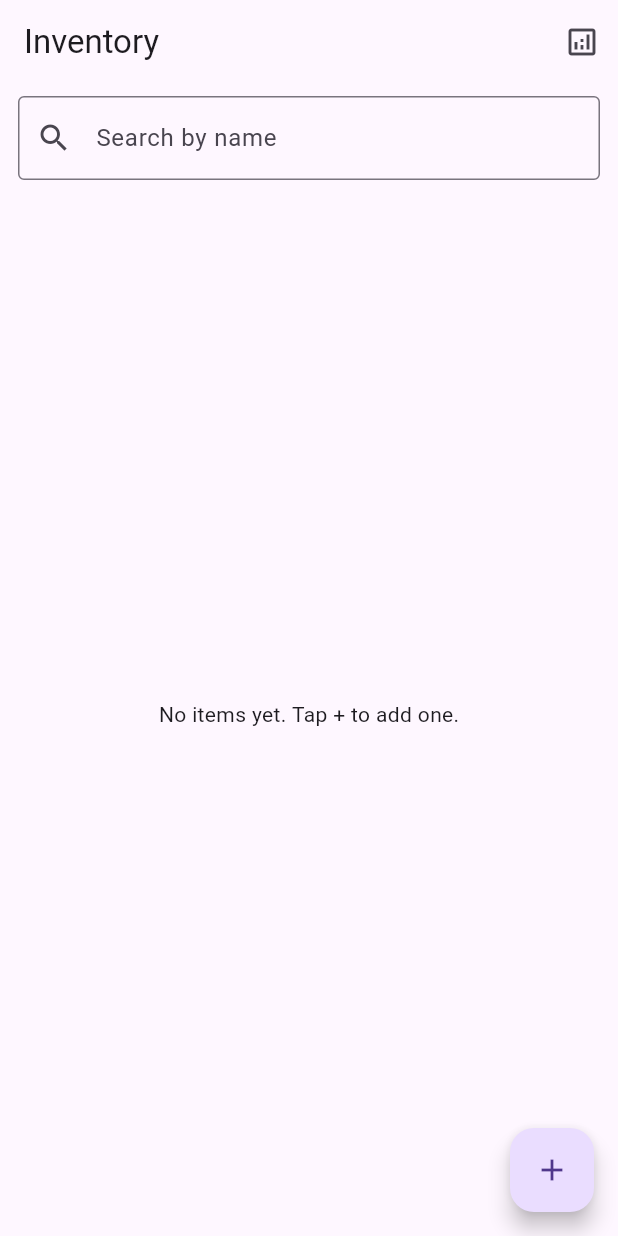
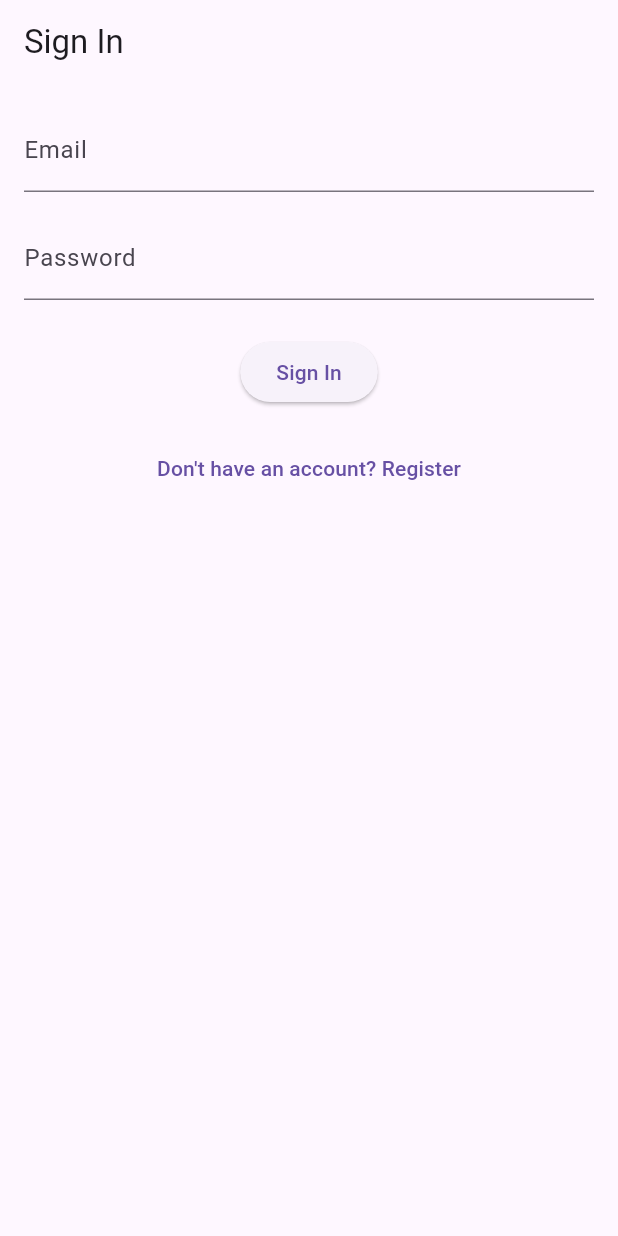
Before and after one commit to NickJohnson06/in_class15, a Flutter app: the screen it shows after launch, on a phone screen of 412 x 824 dp. Run offline on Flutter 3.47's test engine with Material 3 defaults, Android fonts, the light colour scheme and no system bars; our stand-ins replace cloud_firestore, firebase_auth, firebase_core; accounts and stored records are empty.

Commit message:
added user registration and sign-in screens using AuthService for Firebase Authentication

```diff
--- a/lib/main.dart
+++ b/lib/main.dart
@@ -1,7 +1,7 @@
 import 'package:flutter/material.dart';
 import 'package:firebase_core/firebase_core.dart';
 import 'firebase_options.dart';
-import 'ui/inventory_home_page.dart';
+import 'ui/login_screen.dart';
 
 Future<void> main() async {
   WidgetsFlutterBinding.ensureInitialized();
@@ -19,7 +19,7 @@ class MyApp extends StatelessWidget {
     return const MaterialApp(
       debugShowCheckedModeBanner: false,
       title: 'Inventory Management',
-      home: InventoryHomePage(),
+      home: LoginScreen(),
     );
   }
 }
--- a/lib/services/auth_service.dart
+++ b/lib/services/auth_service.dart
@@ -3,41 +3,39 @@ import 'package:firebase_auth/firebase_auth.dart';
 class AuthService {
   final FirebaseAuth _firebaseAuth = FirebaseAuth.instance;
 
-  // Register a new user with email & password
-  Future<User?> registerWithEmailAndPassword(
-      String email,
-      String password,
-      ) async {
+  Future<User?> registerWithEmailAndPassword(String email, String password) async {
     try {
-      final UserCredential result = await _firebaseAuth
-          .createUserWithEmailAndPassword(email: email, password: password);
+      final result = await _firebaseAuth.createUserWithEmailAndPassword(
+        email: email,
+        password: password,
+      );
       return result.user;
     } on FirebaseAuthException catch (e) {
       throw e.message ?? 'Registration failed';
-    } catch (e) {
+    } catch (_) {
       throw 'Registration failed';
     }
   }
 
-  // Sign in existing user with email & password
-  Future<User?> signInWithEmailAndPassword(
-      String email,
-      String password,
-      ) async {
+  Future<User?> signInWithEmailAndPassword(String email, String password) async {
     try {
-      final UserCredential result = await _firebaseAuth
-          .signInWithEmailAndPassword(email: email, password: password);
+      final result = await _firebaseAuth.signInWithEmailAndPassword(
+        email: email,
+        password: password,
+      );
       return result.user;
     } on FirebaseAuthException catch (e) {
       throw e.message ?? 'Sign-in failed';
-    } catch (e) {
+    } catch (_) {
       throw 'Sign-in failed';
     }
   }
 
-  // Sign out current user
   Future<void> signOut() async {
     await _firebaseAuth.signOut();
   }
 
+  Stream<User?> get authStateChanges => _firebaseAuth.authStateChanges();
+
+  User? get currentUser => _firebaseAuth.currentUser;
 }
--- /dev/null
+++ b/lib/ui/login_screen.dart
@@ -0,0 +1,105 @@
+import 'package:flutter/material.dart';
+import '../services/auth_service.dart';
+import 'register_screen.dart';
+import 'inventory_home_page.dart';
+
+class LoginScreen extends StatefulWidget {
+  const LoginScreen({super.key});
+
+  @override
+  State<LoginScreen> createState() => _LoginScreenState();
+}
+
+class _LoginScreenState extends State<LoginScreen> {
+  final _formKey = GlobalKey<FormState>();
+  final _emailController = TextEditingController();
+  final _passwordController = TextEditingController();
+  final _auth = AuthService();
+  bool _loading = false;
+  String? _errorMessage;
+
+  Future<void> _signIn() async {
+    if (!_formKey.currentState!.validate()) return;
+
+    setState(() {
+      _loading = true;
+      _errorMessage = null;
+    });
+
+    try {
+      await _auth.signInWithEmailAndPassword(
+        _emailController.text.trim(),
+        _passwordController.text.trim(),
+      );
+
+      if (!mounted) return;
+      Navigator.pushReplacement(
+        context,
+        MaterialPageRoute(builder: (_) => const InventoryHomePage()),
+      );
+    } catch (e) {
+      setState(() => _errorMessage = e.toString());
+    } finally {
+      setState(() => _loading = false);
+    }
+  }
+
+  @override
+  void dispose() {
+    _emailController.dispose();
+    _passwordController.dispose();
+    super.dispose();
+  }
+
+  @override
+  Widget build(BuildContext context) {
+    return Scaffold(
+      appBar: AppBar(title: const Text('Sign In')),
+      body: Padding(
+        padding: const EdgeInsets.all(16),
+        child: Form(
+          key: _formKey,
+          child: Column(
+            children: [
+              TextFormField(
+                controller: _emailController,
+                decoration: const InputDecoration(labelText: 'Email'),
+                validator: (value) =>
+                    value == null || value.isEmpty ? 'Enter email' : null,
+              ),
+              const SizedBox(height: 16),
+              TextFormField(
+                controller: _passwordController,
+                obscureText: true,
+                decoration: const InputDecoration(labelText: 'Password'),
+                validator: (value) => value != null && value.length < 6
+                    ? 'Password must be at least 6 characters'
+                    : null,
+              ),
+              const SizedBox(height: 24),
+              if (_errorMessage != null)
+                Text(_errorMessage!,
+                    style: const TextStyle(color: Colors.red)),
+              _loading
+                  ? const CircularProgressIndicator()
+                  : ElevatedButton(
+                      onPressed: _signIn,
+                      child: const Text('Sign In'),
+                    ),
+              const SizedBox(height: 16),
+              TextButton(
+                onPressed: () {
+                  Navigator.push(
+                    context,
+                    MaterialPageRoute(builder: (_) => const RegisterScreen()),
+                  );
+                },
+                child: const Text("Don't have an account? Register"),
+              ),
+            ],
+          ),
+        ),
+      ),
+    );
+  }
+}
```
Also changed, not shown: lib/ui/register_screen.dart (added, +93 -0 lines).
